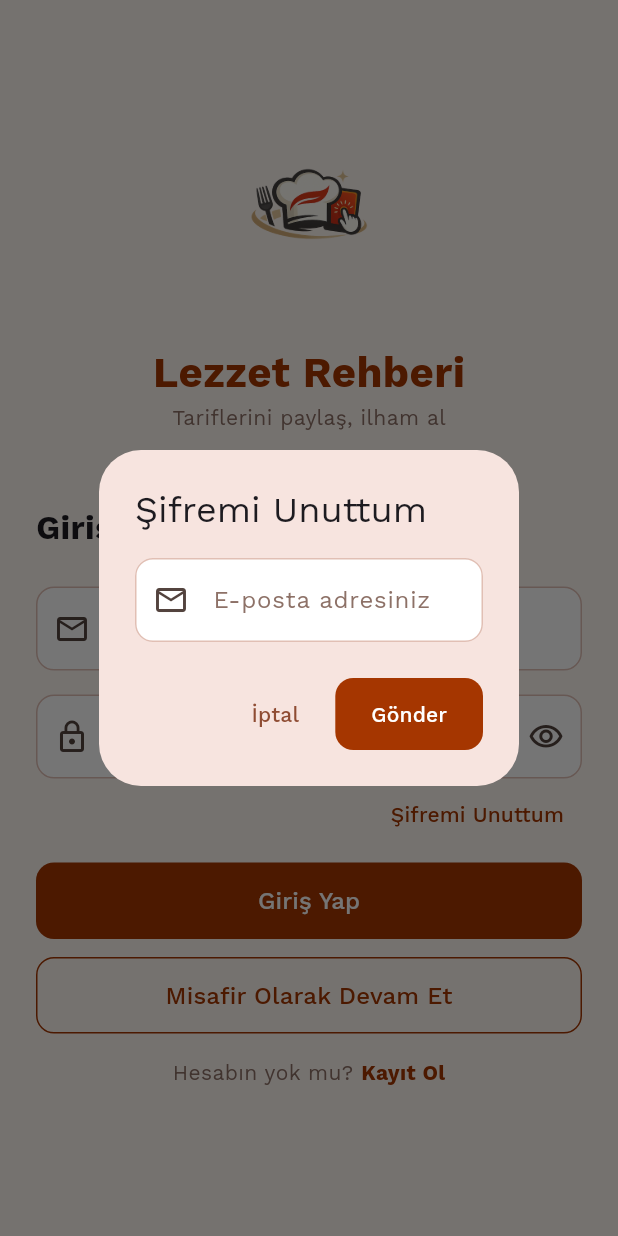
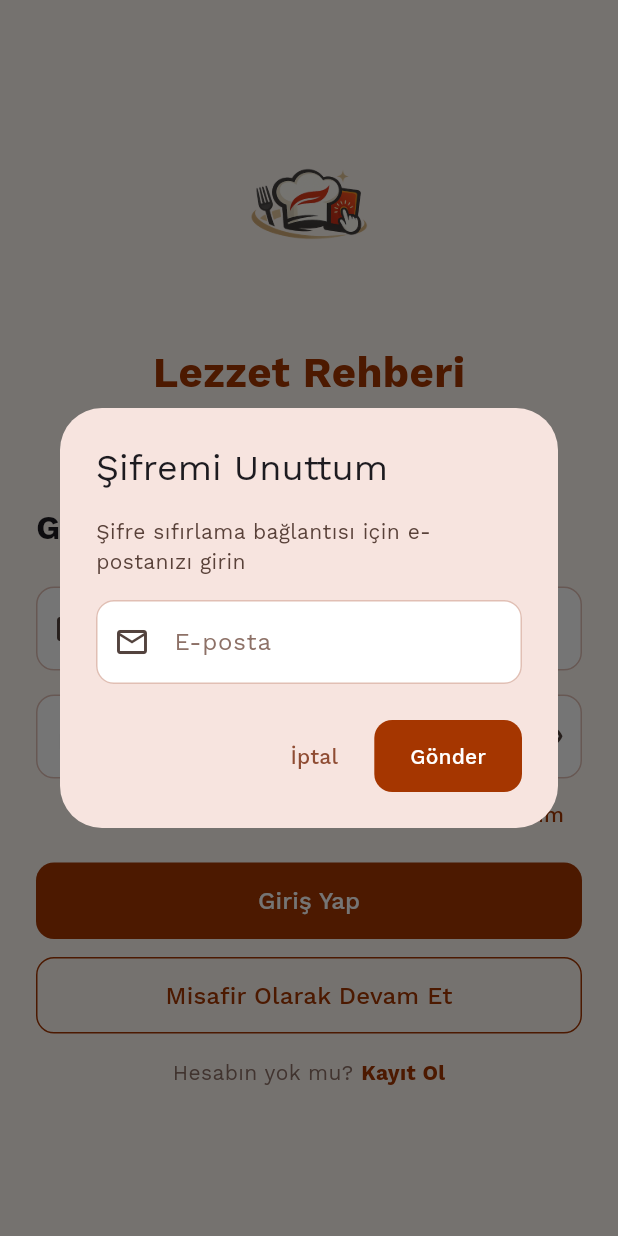
Before and after one commit to mervegndo/recipeApp, a Flutter app: the screen it shows after launch, after a tap on "Şifremi Unuttum", on a phone screen of 412 x 824 dp. Run offline on Flutter 3.47's test engine with Material 3 defaults, Android fonts, the phone set to English and light mode, and no system bars; our stand-ins replace cached_network_image, cloud_firestore, firebase_auth, firebase_core, firebase_storage, google_fonts and 1 more; accounts and stored records are empty.

Commit message:
Şifre yenileme sistemi güncellendi

```diff
--- a/lib/screens/auth/login_screen.dart
+++ b/lib/screens/auth/login_screen.dart
@@ -62,15 +62,21 @@ class _LoginScreenState extends State<LoginScreen> {
       context: context,
       builder: (_) => AlertDialog(
         title: Text(widget.strings.forgotPassword),
-        content: TextField(
-          controller: emailController,
-          keyboardType: TextInputType.emailAddress,
-          decoration: InputDecoration(
-            labelText: widget.strings.isEnglish
-                ? 'Your email address'
-                : 'E-posta adresiniz',
-            prefixIcon: const Icon(Icons.email_outlined),
-          ),
+        content: Column(
+          mainAxisSize: MainAxisSize.min,
+          children: [
+            Text(widget.strings.enterEmailToReset,
+              style: const TextStyle(fontSize: 14, color: AppColors.textMedium)),
+            const SizedBox(height: 16),
+            TextField(
+              controller: emailController,
+              keyboardType: TextInputType.emailAddress,
+              decoration: InputDecoration(
+                labelText: widget.strings.email,
+                prefixIcon: const Icon(Icons.email_outlined),
+              ),
+            ),
+          ],
         ),
         actions: [
           TextButton(
@@ -79,16 +85,18 @@ class _LoginScreenState extends State<LoginScreen> {
           ),
           ElevatedButton(
             onPressed: () async {
-              if (emailController.text.trim().isEmpty) return;
+              final email = emailController.text.trim();
+              if (email.isEmpty) return;
+
               try {
-                await _authService
-                    .resetPassword(emailController.text.trim());
+                await _authService.resetPassword(email);
                 if (mounted) {
                   Navigator.pop(context);
                   ScaffoldMessenger.of(context).showSnackBar(
                     SnackBar(
                       content: Text(widget.strings.passwordResetSent),
                       backgroundColor: Colors.green,
+                      behavior: SnackBarBehavior.floating,
                     ),
                   );
                 }
@@ -163,19 +171,13 @@ class _LoginScreenState extends State<LoginScreen> {
                 TextFormField(
                   controller: _emailController,
                   keyboardType: TextInputType.emailAddress,
-                  decoration: const InputDecoration(
-                    labelText: 'E-posta',
-                    prefixIcon: Icon(Icons.email_outlined),
+                  decoration: InputDecoration(
+                    labelText: widget.strings.email,
+                    prefixIcon: const Icon(Icons.email_outlined),
                   ),
                   validator: (v) {
-                    if (v == null || v.isEmpty)
-                      return widget.strings.isEnglish
-                          ? 'Email cannot be empty'
-                          : 'E-posta boş olamaz';
-                    if (!v.contains('@'))
-                      return widget.strings.isEnglish
-                          ? 'Enter a valid email'
-                          : 'Geçerli e-posta girin';
+                    if (v == null || v.isEmpty) return widget.strings.emailRequired;
+                    if (!v.contains('@')) return widget.strings.invalidEmail;
                     return null;
                   },
                 ),
@@ -186,8 +188,7 @@ class _LoginScreenState extends State<LoginScreen> {
                   controller: _passwordController,
                   obscureText: _obscurePassword,
                   decoration: InputDecoration(
-                    labelText:
-                    widget.strings.isEnglish ? 'Password' : 'Şifre',
+                    labelText: widget.strings.password,
                     prefixIcon: const Icon(Icons.lock_outline),
                     suffixIcon: IconButton(
                       icon: Icon(_obscurePassword
@@ -198,10 +199,7 @@ class _LoginScreenState extends State<LoginScreen> {
                     ),
                   ),
                   validator: (v) {
-                    if (v == null || v.isEmpty)
-                      return widget.strings.isEnglish
-                          ? 'Password cannot be empty'
-                          : 'Şifre boş olamaz';
+                    if (v == null || v.isEmpty) return widget.strings.passwordRequired;
                     return null;
                   },
                 ),
--- a/lib/utils/app_constants.dart
+++ b/lib/utils/app_constants.dart
@@ -93,6 +93,12 @@ class AppStrings {
   String get loginToContinue => isEnglish ? 'Login to Continue' : 'Giriş Yap';
   String get continueAsGuest => isEnglish ? 'Continue as Guest' : 'Misafir Olarak Devam Et';
   String get forgotPassword => isEnglish ? 'Forgot Password' : 'Şifremi Unuttum';
+  String get email => isEnglish ? 'Email' : 'E-posta';
+  String get password => isEnglish ? 'Password' : 'Şifre';
+  String get emailRequired => isEnglish ? 'Email cannot be empty' : 'E-posta boş olamaz';
+  String get invalidEmail => isEnglish ? 'Enter a valid email' : 'Geçerli e-posta girin';
+  String get passwordRequired => isEnglish ? 'Password cannot be empty' : 'Şifre boş olamaz';
+  String get enterEmailToReset => isEnglish ? 'Enter your email to receive a reset link' : 'Şifre sıfırlama bağlantısı için e-postanızı girin';
   String get darkTheme => isEnglish ? 'Dark Theme' : 'Karanlık Tema';
   String get language => isEnglish ? 'Language' : 'Dil';
   String get english => 'English';
```
